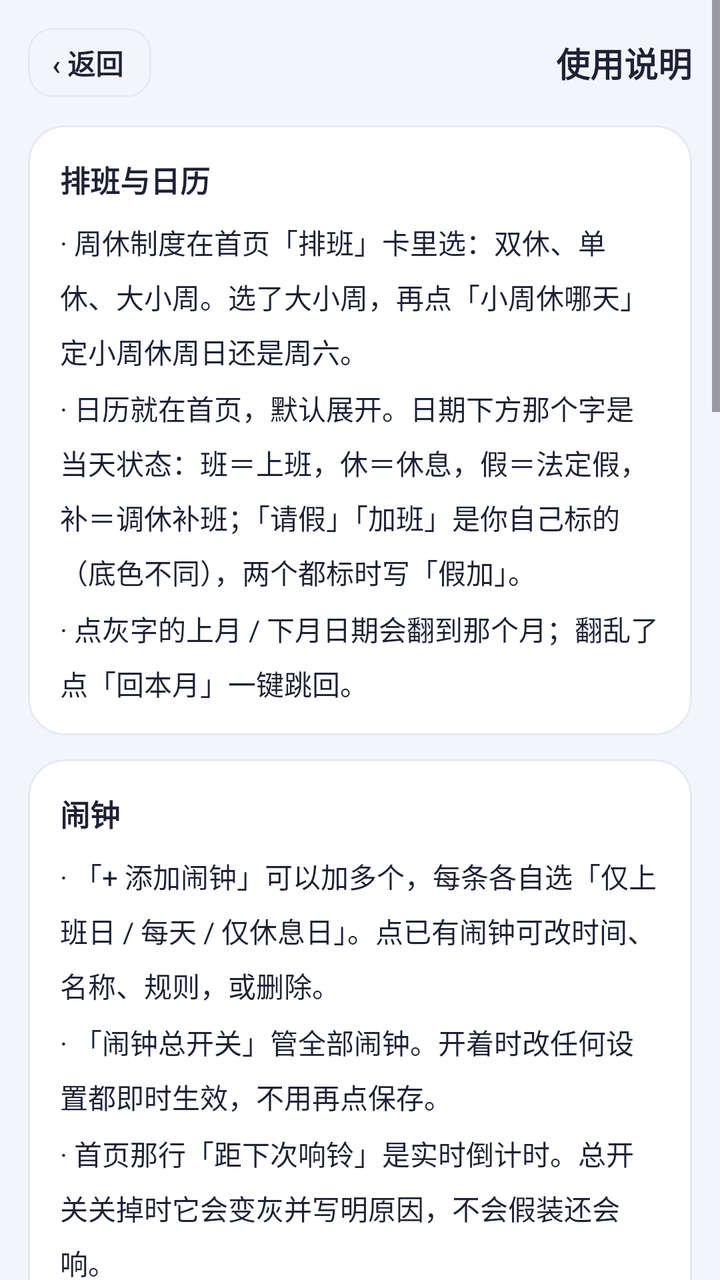
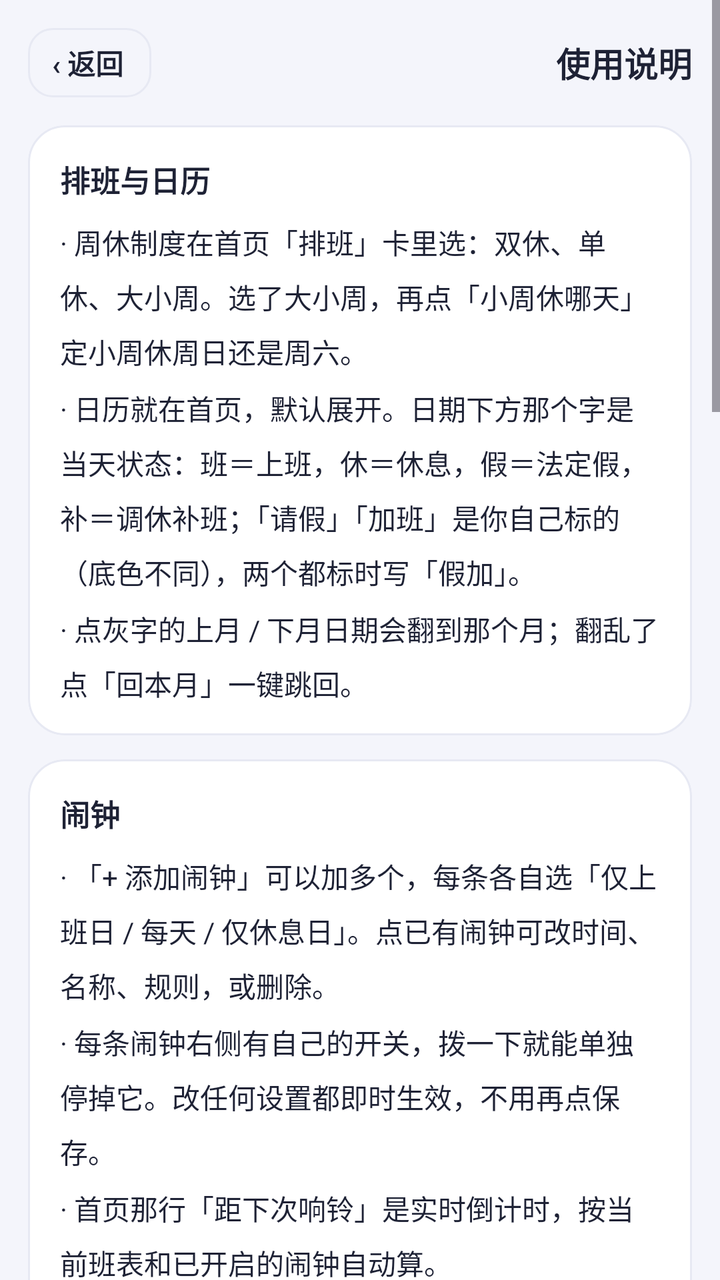

The first picture is an Android layout as it rendered before a commit; the second is the same layout after the commit. The layout source and the unified diff follow.
<!-- AndroidManifest.xml: application theme Theme.DaxiaoWeekAlarm -->
<!-- res/layout/activity_help.xml -->
<?xml version="1.0" encoding="utf-8"?>
<ScrollView xmlns:android="http://schemas.android.com/apk/res/android"
    android:layout_width="match_parent"
    android:layout_height="match_parent"
    android:background="@color/bg"
    android:fitsSystemWindows="true">

    <LinearLayout
        android:layout_width="match_parent"
        android:layout_height="wrap_content"
        android:orientation="vertical"
        android:padding="14dp">

        
        <LinearLayout
            android:layout_width="match_parent"
            android:layout_height="wrap_content"
            android:layout_marginBottom="14dp"
            android:gravity="center_vertical"
            android:orientation="horizontal">

            <TextView
                android:id="@+id/btn_back"
                android:layout_width="wrap_content"
                android:layout_height="wrap_content"
                android:background="@drawable/bg_time_outline"
                android:clickable="true"
                android:focusable="true"
                android:paddingStart="12dp"
                android:paddingEnd="14dp"
                android:paddingTop="7dp"
                android:paddingBottom="7dp"
                android:text="‹ 返回"
                android:textColor="@color/ink"
                android:textSize="14sp"
                android:textStyle="bold" />

            <TextView
                android:layout_width="0dp"
                android:layout_height="wrap_content"
                android:layout_weight="1"
                android:gravity="end"
                android:text="使用说明"
                android:textColor="@color/ink"
                android:textSize="17sp"
                android:textStyle="bold" />
        </LinearLayout>

        
        <LinearLayout
            android:layout_width="match_parent"
            android:layout_height="wrap_content"
            android:background="@drawable/bg_card"
            android:clipToOutline="true"
            android:orientation="vertical"
            android:padding="16dp">

            <TextView
                style="@style/HelpSection"
                android:layout_width="match_parent"
                android:layout_height="wrap_content"
                android:text="排班与日历" />

            <TextView
                style="@style/HelpItem"
                android:layout_width="match_parent"
                android:layout_height="wrap_content"
                android:layout_marginTop="10dp"
                android:text="· 周休制度在首页「排班」卡里选：双休、单休、大小周。选了大小周，再点「小周休哪天」定小周休周日还是周六。" />

            <TextView
                style="@style/HelpItem"
                android:layout_width="match_parent"
                android:layout_height="wrap_content"
                android:layout_marginTop="8dp"
                android:text="· 日历就在首页，默认展开。日期下方那个字是当天状态：班＝上班，休＝休息，假＝法定假，补＝调休补班；「请假」「加班」是你自己标的（底色不同），两个都标时写「假加」。" />

            <TextView
                style="@style/HelpItem"
                android:layout_width="match_parent"
                android:layout_height="wrap_content"
                android:layout_marginTop="8dp"
                android:text="· 点灰字的上月 / 下月日期会翻到那个月；翻乱了点「回本月」一键跳回。" />
        </LinearLayout>

        
        <LinearLayout
            android:layout_width="match_parent"
            android:layout_height="wrap_content"
            android:layout_marginTop="12dp"
            android:background="@drawable/bg_card"
            android:clipToOutline="true"
            android:orientation="vertical"
            android:padding="16dp">

            <TextView
                style="@style/HelpSection"
                android:layout_width="match_parent"
                android:layout_height="wrap_content"
                android:text="闹钟" />

            <TextView
                style="@style/HelpItem"
                android:layout_width="match_parent"
                android:layout_height="wrap_content"
                android:layout_marginTop="10dp"
                android:text="· 「+ 添加闹钟」可以加多个，每条各自选「仅上班日 / 每天 / 仅休息日」。点已有闹钟可改时间、名称、规则，或删除。" />

            <TextView
                style="@style/HelpItem"
                android:layout_width="match_parent"
                android:layout_height="wrap_content"
                android:layout_marginTop="8dp"
                android:text="· 「闹钟总开关」管全部闹钟。开着时改任何设置都即时生效，不用再点保存。" />

            <TextView
                style="@style/HelpItem"
                android:layout_width="match_parent"
                android:layout_height="wrap_content"
                android:layout_marginTop="8dp"
                android:text="· 首页那行「距下次响铃」是实时倒计时。总开关关掉时它会变灰并写明原因，不会假装还会响。" />

            <TextView
                style="@style/HelpItem"
                android:layout_width="match_parent"
                android:layout_height="wrap_content"
                android:layout_marginTop="8dp"
                android:text="· 响铃时，正在用手机就弹一条贴顶横幅（右侧两个圆钮：稍后再响 / 停止），点横幅空白处才进整屏；锁屏或息屏直接整屏（v1.41.0 起）。横幅要「显示悬浮窗」权限，没开就退回整屏。" />

            <TextView
                style="@style/HelpItem"
                android:layout_width="match_parent"
                android:layout_height="wrap_content"
                android:layout_marginTop="8dp"
                android:text="· 锁屏响铃时只亮屏、解锁后才看到界面？那是系统里的「锁屏显示」没开：设置 → 应用 → 应用管理 → 打工人闹钟 → 权限 → 锁屏显示。" />
        </LinearLayout>

        
        <LinearLayout
            android:layout_width="match_parent"
            android:layout_height="wrap_content"
            android:layout_marginTop="12dp"
            android:background="@drawable/bg_card"
            android:clipToOutline="true"
            android:orientation="vertical"
            android:padding="16dp">

            <TextView
                style="@style/HelpSection"
                android:layout_width="match_parent"
                android:layout_height="wrap_content"
                android:text="临时请假 / 加班" />

            <TextView
                style="@style/HelpItem"
                android:layout_width="match_parent"
                android:layout_height="wrap_content"
                android:layout_marginTop="10dp"
                android:text="· 今日卡底部有「今天」「明天」两个按钮。那天该上班，按钮写「不上班」，点一下当天闹钟全部跳过；那天本就休息，按钮写「要加班」，点一下当天「仅上班日」闹钟照响。" />

            <TextView
                style="@style/HelpItem"
                android:layout_width="match_parent"
                android:layout_height="wrap_content"
                android:layout_marginTop="8dp"
                android:text="· 点完按钮变成实白底、文案改成「已请假 / 已加班」，一眼看得出生效了；再点一次撤销。" />

            <TextView
                style="@style/HelpItem"
                android:layout_width="match_parent"
                android:layout_height="wrap_content"
                android:layout_marginTop="8dp"
                android:text="· 其他日子：在首页日历里点那一天，选「标记为请假 / 加班」。上班日也能标加班（白天上班、晚上补工），同一天两个都能标，格子上会印「假加」。" />

            <TextView
                style="@style/HelpItem"
                android:layout_width="match_parent"
                android:layout_height="wrap_content"
                android:layout_marginTop="8dp"
                android:text="· 过去的日子也能补记：翻到那一天点一下，选「标记为请假 / 加班」，格子上照样印「假」「加」。补记只作记录，不影响已经过完的那些天的闹钟。" />

            <TextView
                style="@style/HelpItem"
                android:layout_width="match_parent"
                android:layout_height="wrap_content"
                android:layout_marginTop="8dp"
                android:text="· 标错了就点那一天，选「取消请假 / 取消加班」。没有批量清除——一次删掉全部记录太容易误伤。" />
        </LinearLayout>

        
        <LinearLayout
            android:layout_width="match_parent"
            android:layout_height="wrap_content"
            android:layout_marginTop="12dp"
            android:background="@drawable/bg_card"
            android:clipToOutline="true"
            android:orientation="vertical"
            android:padding="16dp">

            <TextView
                style="@style/HelpSection"
                android:layout_width="match_parent"
                android:layout_height="wrap_content"
                android:text="桌面小组件" />

            <TextView
                style="@style/HelpItem"
                android:layout_width="match_parent"
                android:layout_height="wrap_content"
                android:layout_marginTop="10dp"
                android:text="· 长按桌面空白处 →「小组件」→ 找到「打工人闹钟」，可添加「下一个闹钟」和「本周班表」两个。" />

            <TextView
                style="@style/HelpItem"
                android:layout_width="match_parent"
                android:layout_height="wrap_content"
                android:layout_marginTop="8dp"
                android:text="· 「本周班表」底部也能点「今天 / 明天不上班」，不用先打开 App，点完闹钟立刻重排。" />
        </LinearLayout>

        
        <LinearLayout
            android:layout_width="match_parent"
            android:layout_height="wrap_content"
            android:layout_marginTop="12dp"
            android:background="@drawable/bg_card"
            android:clipToOutline="true"
            android:orientation="vertical"
            android:padding="16dp">

            <TextView
                style="@style/HelpSection"
                android:layout_width="match_parent"
                android:layout_height="wrap_content"
                android:text="设置与备份" />

            <TextView
                style="@style/HelpItem"
                android:layout_width="match_parent"
                android:layout_height="wrap_content"
                android:layout_marginTop="10dp"
                android:text="· 音量、铃声、响铃时长、稍后提醒、响铃前提醒、睡前提醒，都在右上角「设置」里；一周开始日、提醒范围也在那。" />

            <TextView
                style="@style/HelpItem"
                android:layout_width="match_parent"
                android:layout_height="wrap_content"
                android:layout_marginTop="8dp"
                android:text="· 农历节日、基督教节日可以单独开关，不需要就关掉，日历会更清爽。" />

            <TextView
                style="@style/HelpItem"
                android:layout_width="match_parent"
                android:layout_height="wrap_content"
                android:layout_marginTop="8dp"
                android:text="· 换手机用「导出配置 / 导入配置」，闹钟和排班一起搬过去。" />

            <TextView
                style="@style/HelpItem"
                android:layout_width="match_parent"
                android:layout_height="wrap_content"
                android:layout_marginTop="8dp"
                android:text="· 若被系统杀后台导致漏响：允许自启动、加入电池优化白名单，并在最近任务里锁定本应用。" />
        </LinearLayout>

        
        <TextView
            style="@style/FieldHint"
            android:layout_width="match_parent"
            android:layout_height="wrap_content"
            android:layout_marginTop="18dp"
            android:layout_marginBottom="6dp"
            android:gravity="center"
            android:lineSpacingExtra="2dp"
            android:text="使用说明随版本更新，入口在首页最底部\n想重看新手引导或检查权限：设置 → 新手引导与权限" />
    </LinearLayout>
</ScrollView>
<!-- resources referenced by this layout -->
<resources>
  <color name="bg">#F4F5FB</color>
  <color name="ink">#1E2235</color>
  <!-- drawable bg_card (drawable) -->
  <?xml version="1.0" encoding="utf-8"?>
  <shape xmlns:android="http://schemas.android.com/apk/res/android"
      android:shape="rectangle">
      <solid android:color="@color/card" />
      <corners android:radius="18dp" />
      <stroke android:width="1dp" android:color="@color/line" />
  </shape>
  <!-- drawable bg_time_outline (drawable) -->
  <?xml version="1.0" encoding="utf-8"?>
  <ripple xmlns:android="http://schemas.android.com/apk/res/android"
      android:color="#1F4F46E5">
      <item>
          <shape android:shape="rectangle">
              <solid android:color="@color/bg" />
              <corners android:radius="12dp" />
              <stroke android:width="1dp" android:color="@color/line" />
          </shape>
      </item>
  </ripple>
  <style name="FieldHint">
          <item name="android:textColor">@color/sub</item>
          <item name="android:textSize">12sp</item>
      </style>
  <style name="HelpItem">
          <item name="android:textColor">@color/ink</item>
          <item name="android:textSize">14sp</item>
          <item name="android:lineSpacingMultiplier">1.35</item>
      </style>
  <style name="HelpSection">
          <item name="android:textColor">@color/ink</item>
          <item name="android:textSize">15sp</item>
          <item name="android:textStyle">bold</item>
      </style>
  <style name="Theme.DaxiaoWeekAlarm" parent="Theme.Material3.DayNight.NoActionBar">
          <item name="colorPrimary">@color/indigo</item>
          <item name="colorPrimaryVariant">@color/indigo_dark</item>
          <item name="colorOnPrimary">@color/white</item>
          <item name="android:statusBarColor">@color/bg</item>
          <item name="android:windowLightStatusBar">true</item>
      </style>
  <color name="card">#FFFFFF</color>
  <color name="line">#E7E9F3</color>
  <color name="sub">#6B7189</color>
  <color name="indigo">#4F46E5</color>
  <color name="indigo_dark">#4338CA</color>
  <color name="white">#FFFFFFFF</color>
</resources>

<!-- the commit's change to res/layout/activity_help.xml (unified diff, before → after) -->
@@ -111,14 +111,14 @@
                 android:layout_width="match_parent"
                 android:layout_height="wrap_content"
                 android:layout_marginTop="8dp"
-                android:text="· 「闹钟总开关」管全部闹钟。开着时改任何设置都即时生效，不用再点保存。" />
-
-            <TextView
-                style="@style/HelpItem"
-                android:layout_width="match_parent"
-                android:layout_height="wrap_content"
-                android:layout_marginTop="8dp"
-                android:text="· 首页那行「距下次响铃」是实时倒计时。总开关关掉时它会变灰并写明原因，不会假装还会响。" />
+                android:text="· 每条闹钟右侧有自己的开关，拨一下就能单独停掉它。改任何设置都即时生效，不用再点保存。" />
+
+            <TextView
+                style="@style/HelpItem"
+                android:layout_width="match_parent"
+                android:layout_height="wrap_content"
+                android:layout_marginTop="8dp"
+                android:text="· 首页那行「距下次响铃」是实时倒计时，按当前班表和已开启的闹钟自动算。" />
 
             <TextView
                 style="@style/HelpItem"
